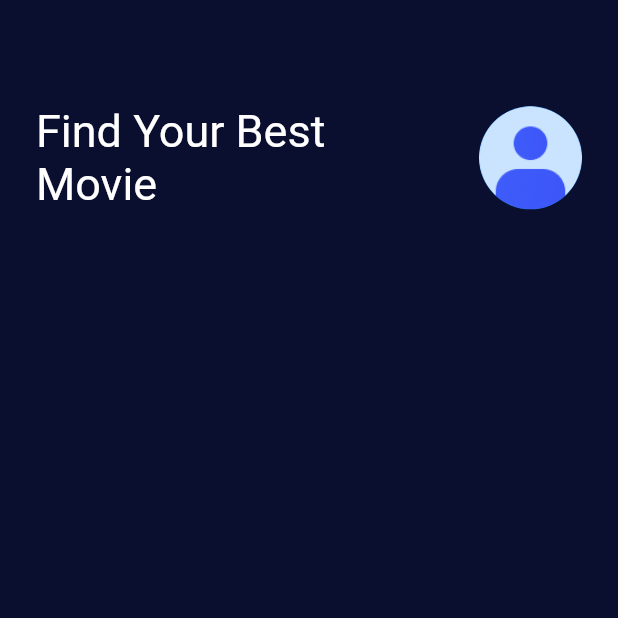
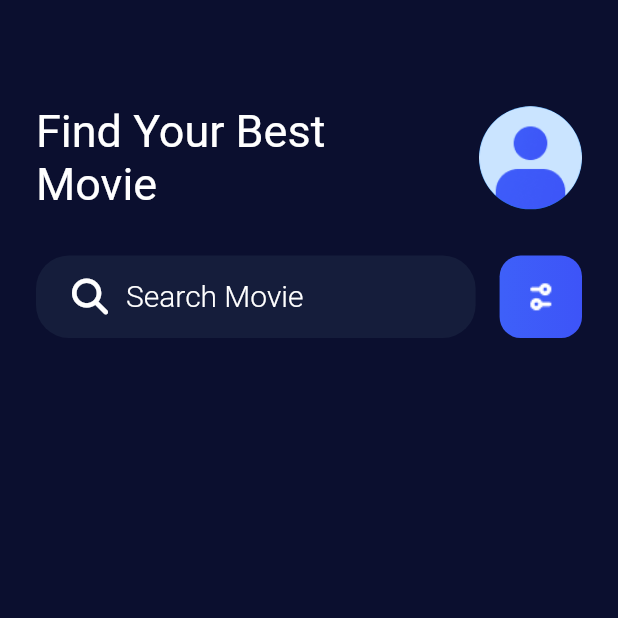
Before and after one commit to nguyenkhanh96/flutter_app_2022_movie_ticket_app, a Flutter app: the screen it shows after launch, on a phone screen of 412 x 824 dp, the top half of it. Run offline on Flutter 3.47's test engine with Material 2 defaults, Android fonts, the phone set to English and light mode, and no system bars; our stand-ins replace font_awesome_flutter.

Commit message:
#2 - Create Search Bar in HomePage

```diff
--- a/lib/src/modules/home/components/header.dart
+++ b/lib/src/modules/home/components/header.dart
@@ -13,19 +13,19 @@ class HomeHeader extends StatelessWidget {
   @override
   Widget build(BuildContext context) {
     return Padding(
-      padding: EdgeInsets.only(top: 64, left: 24, right: 24),
+      padding: const EdgeInsets.only(top: 64, left: 24, right: 24),
       child: SizedBox(
         height: size.height / 10,
         child: Row(
           mainAxisAlignment: MainAxisAlignment.spaceBetween,
           children: [
-            Text(
+            const Text(
               'Find Your Best\nMovie',
               style: TxtStyle.heading1SemiBold,
             ),
             CircleAvatar(
               radius: size.height / 24,
-              backgroundImage: AssetImage(AssetPath.iconProfile),
+              backgroundImage: const AssetImage(AssetPath.iconProfile),
             )
           ],
         ),
--- /dev/null
+++ b/lib/src/modules/home/components/search_bar.dart
@@ -0,0 +1,74 @@
+import 'package:flutter/material.dart';
+import 'package:flutter_app_2022_movie_ticket_app/src/config/app_color.dart';
+import 'package:flutter_app_2022_movie_ticket_app/src/config/text_style.dart';
+import 'package:flutter_app_2022_movie_ticket_app/src/constants/asset_path.dart';
+// ignore: depend_on_referenced_packages
+import 'package:font_awesome_flutter/font_awesome_flutter.dart';
+
+class SearchBar extends StatelessWidget {
+  const SearchBar({
+    Key? key,
+    required this.size,
+  }) : super(key: key);
+
+  final Size size;
+
+  @override
+  Widget build(BuildContext context) {
+    return Padding(
+      padding: const EdgeInsets.symmetric(horizontal: 24, vertical: 24),
+      child: SizedBox(
+        height: size.height / 15,
+        child: Row(
+          children: [
+            Expanded(
+              child: Container(
+                height: size.height / 15,
+                decoration: BoxDecoration(
+                  color: DarkTheme.darkBackground,
+                  borderRadius: BorderRadius.circular(22),
+                ),
+                child: Row(
+                  children: const [
+                    Padding(
+                      padding: EdgeInsets.only(left: 24, right: 12),
+                      child: FaIcon(
+                        // ignore: deprecated_member_use
+                        FontAwesomeIcons.search,
+                        color: DarkTheme.white,
+                      ),
+                    ),
+                    Expanded(
+                      child: TextField(
+                        decoration: InputDecoration(
+                          hintText: 'Search Movie',
+                          hintStyle: TxtStyle.heading3Medium,
+                          border: InputBorder.none,
+                        ),
+                      ),
+                    )
+                  ],
+                ),
+              ),
+            ),
+            Container(
+              margin: const EdgeInsets.only(left: 16),
+              width: size.height / 15,
+              height: size.height / 15,
+              decoration: BoxDecoration(
+                gradient: const LinearGradient(
+                  colors: [
+                    GradientPalette.blue1,
+                    GradientPalette.blue2,
+                  ],
+                ),
+                borderRadius: BorderRadius.circular(14),
+              ),
+              child: Image.asset(AssetPath.iconControl),
+            )
+          ],
+        ),
+      ),
+    );
+  }
+}
--- a/lib/src/modules/home/home_page.dart
+++ b/lib/src/modules/home/home_page.dart
@@ -1,6 +1,6 @@
 import 'package:flutter/material.dart';
-import 'package:flutter_app_2022_movie_ticket_app/src/config/app_color.dart';
 import 'package:flutter_app_2022_movie_ticket_app/src/modules/home/components/header.dart';
+import 'package:flutter_app_2022_movie_ticket_app/src/modules/home/components/search_bar.dart';
 
 class HomePage extends StatelessWidget {
   const HomePage({super.key});
@@ -12,8 +12,11 @@ class HomePage extends StatelessWidget {
       body: SingleChildScrollView(
         child: Column(
           children: [
+            //header
             HomeHeader(size: size),
             //search bar
+            SearchBar(size: size)
+            //category bar
           ],
         ),
       ),
```
Also changed, not shown: lib/src/modules/home/components/Category_bar.dart (added).
